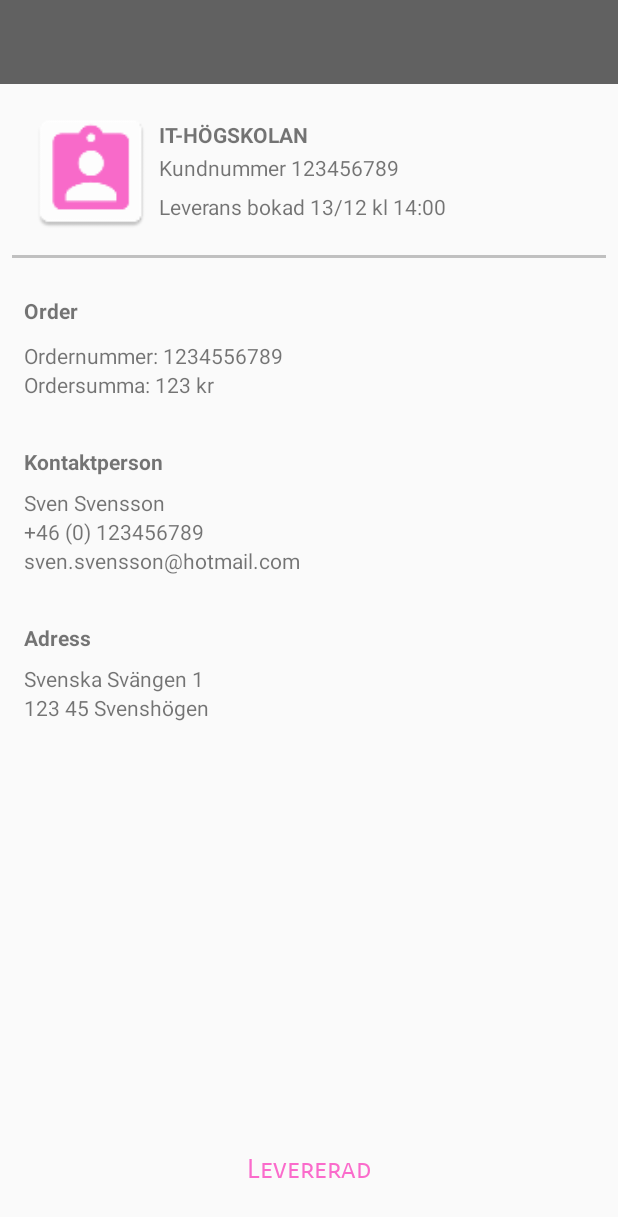
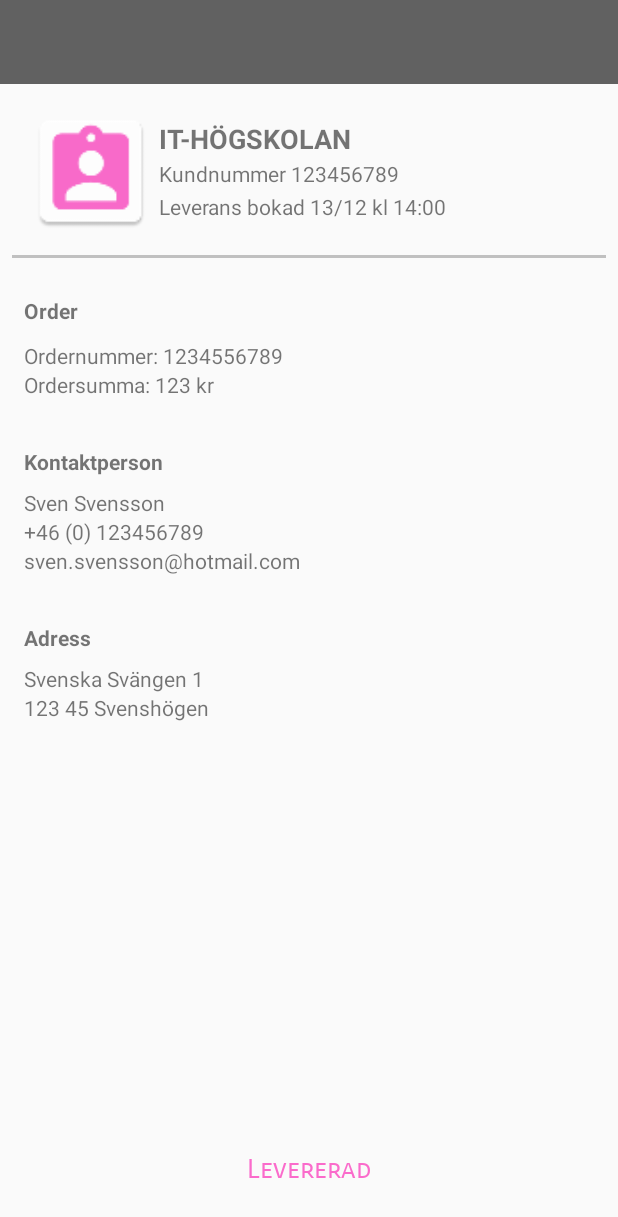
Before and after one commit to fransbernhard/Delivery, an Android app: the layout activity_detail.xml on its own in the app's theme, with its tools: preview values and no code run, on a phone screen of 412 x 824 dp. Shown: the top 1217 px of the screen. Run offline under Robolectric (Android 15) with nearby library versions, the phone set to English and light mode, and no system bars; Roboto replaces fonts that are not available here.

Commit message:
Small text changes

```diff
--- a/app/src/main/res/layout/activity_detail.xml
+++ b/app/src/main/res/layout/activity_detail.xml
@@ -31,6 +31,7 @@
         android:layout_height="22dp"
         android:layout_marginTop="8dp"
         android:text="IT-HÖGSKOLAN"
+        android:textSize="18sp"
         android:textStyle="bold"
         app:layout_constraintStart_toEndOf="@+id/Kundicon"
         app:layout_constraintTop_toTopOf="@+id/Kundicon" />
@@ -39,6 +40,7 @@
         android:id="@+id/clientID"
         android:layout_width="238dp"
         android:layout_height="22dp"
+        android:layout_marginTop="4dp"
         android:text="Kundnummer 123456789"
         app:layout_constraintStart_toEndOf="@+id/Kundicon"
         app:layout_constraintTop_toBottomOf="@+id/clientName" />
@@ -47,7 +49,6 @@
         android:id="@+id/deliveryDate"
         android:layout_width="238dp"
         android:layout_height="22dp"
-        android:layout_marginTop="4dp"
         android:text="Leverans bokad 13/12 kl 14:00"
         app:layout_constraintStart_toEndOf="@+id/Kundicon"
         app:layout_constraintTop_toBottomOf="@+id/clientID" />
```
Also changed, not shown: app/src/main/java/se/fransbernhard/delivery/DetailActivity.java (+4 -4 lines).
